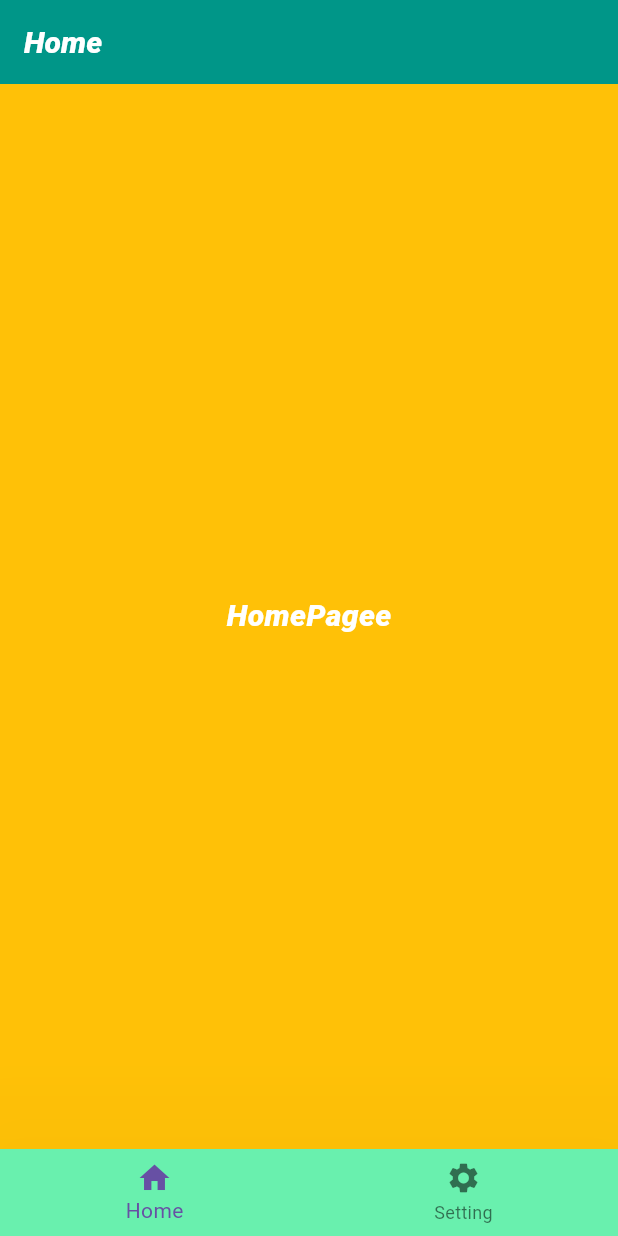
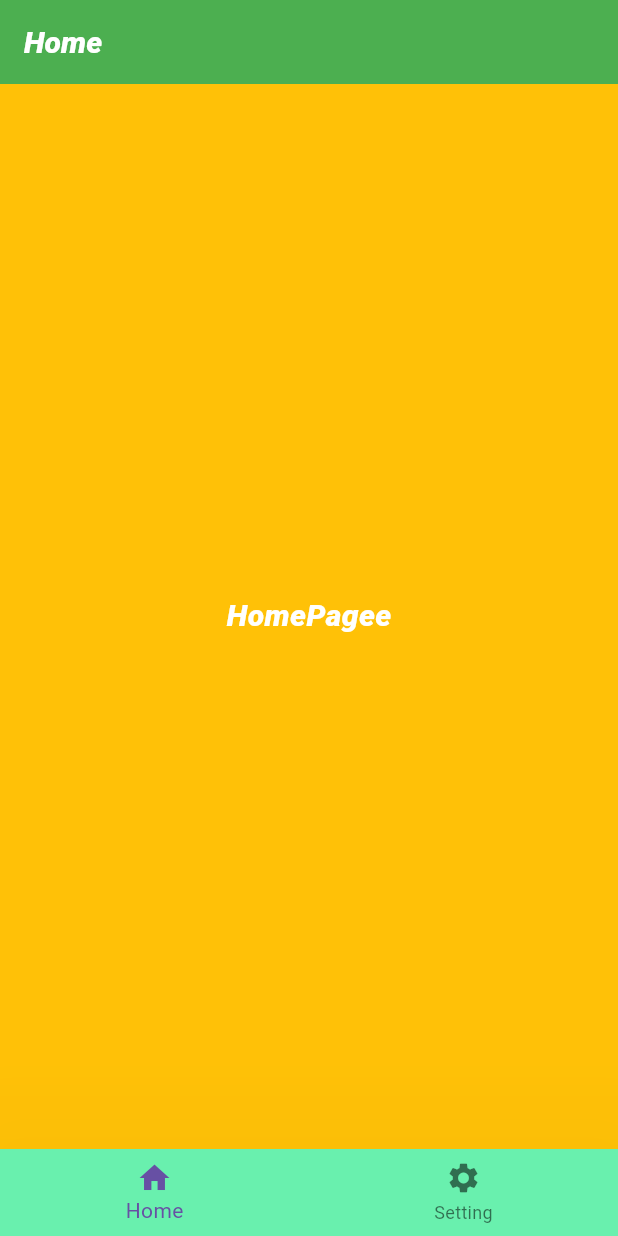
Before and after one commit to MansurSarkhanov/flutter_tutorial, a Flutter app: the screen it shows after launch, on a phone screen of 412 x 824 dp. Run offline on Flutter 3.47's test engine with Material 3 defaults, Android fonts, the phone set to English and light mode, and no system bars.

Commit message:
test commit

```diff
--- a/lib/pages/home_page.dart
+++ b/lib/pages/home_page.dart
@@ -34,7 +34,7 @@ class _HomePageState extends State<HomePage> {
     return Scaffold(
       backgroundColor: Colors.white,
       appBar: AppBar(
-        backgroundColor: Colors.teal,
+        backgroundColor: Colors.green,
         title: TextWidget(text: 'Home', textColor: Colors.white),
       ),
       body: pageList[currentPage],
```
